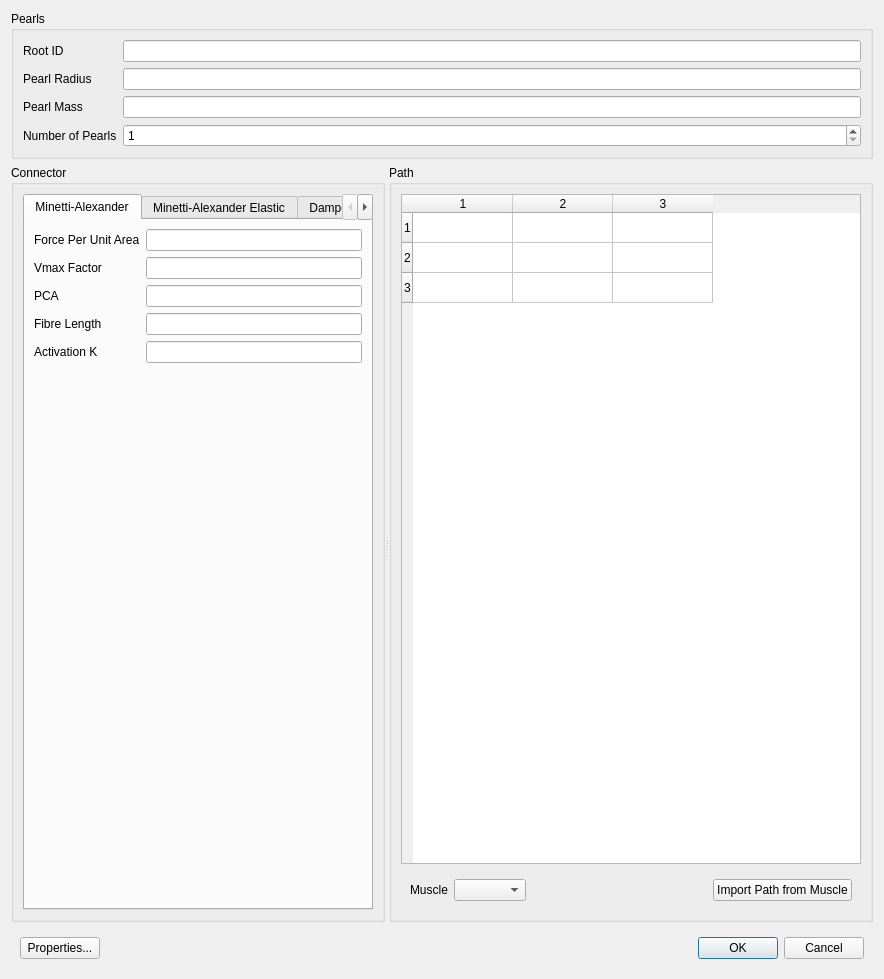
Qt form GaitSymQt/DialogStringOfPearlsBuilder.ui (wol101/GaitSym5) before a commit.
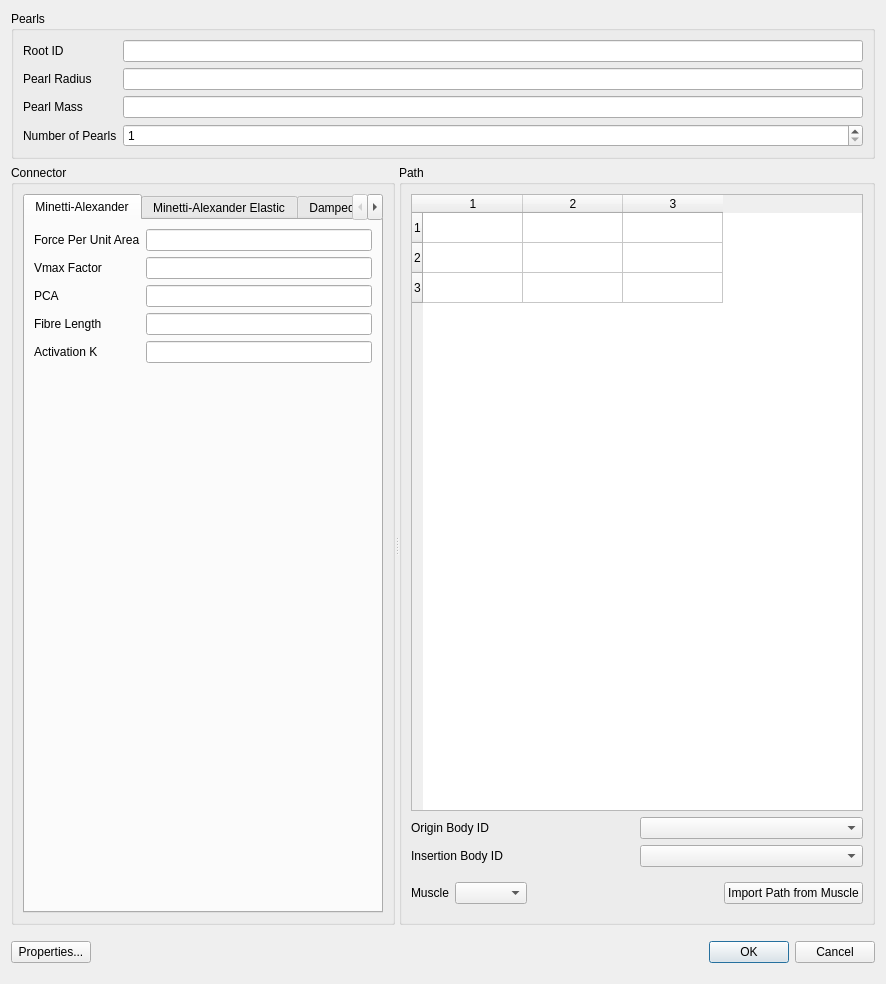
The same form after that commit. Custom widgets are drawn as their Qt base class.

Commit message: StringOfPearlsBuilder added origin and insertion bodies

```diff
--- a/GaitSymQt/DialogStringOfPearlsBuilder.ui
+++ b/GaitSymQt/DialogStringOfPearlsBuilder.ui
@@ -6,8 +6,8 @@
    <rect>
     <x>0</x>
     <y>0</y>
-    <width>884</width>
-    <height>979</height>
+    <width>886</width>
+    <height>984</height>
    </rect>
   </property>
   <property name="windowTitle">
@@ -515,8 +515,59 @@
       <property name="title">
        <string>Path</string>
       </property>
-      <layout class="QGridLayout" name="gridLayout_8">
+      <layout class="QGridLayout" name="gridLayout_3">
+       <item row="0" column="0" colspan="2">
+        <widget class="QTableWidget" name="tableWidget">
+         <property name="sizePolicy">
+          <sizepolicy hsizetype="Minimum" vsizetype="Minimum">
+           <horstretch>0</horstretch>
+           <verstretch>1</verstretch>
+          </sizepolicy>
+         </property>
+         <property name="verticalScrollBarPolicy">
+          <enum>Qt::ScrollBarPolicy::ScrollBarAsNeeded</enum>
+         </property>
+         <property name="horizontalScrollBarPolicy">
+          <enum>Qt::ScrollBarPolicy::ScrollBarAsNeeded</enum>
+         </property>
+         <property name="sizeAdjustPolicy">
+          <enum>QAbstractScrollArea::SizeAdjustPolicy::AdjustIgnored</enum>
+         </property>
+         <property name="rowCount">
+          <number>3</number>
+         </property>
+         <property name="columnCount">
+          <number>3</number>
+         </property>
+         <row/>
+         <row/>
+         <row/>
+         <column/>
+         <column/>
+         <column/>
+        </widget>
+       </item>
        <item row="1" column="0">
+        <widget class="QLabel" name="label_6">
+         <property name="text">
+          <string>Origin Body ID</string>
+         </property>
+        </widget>
+       </item>
+       <item row="1" column="1">
+        <widget class="QComboBox" name="comboBoxOriginBodyID"/>
+       </item>
+       <item row="2" column="0">
+        <widget class="QLabel" name="label_7">
+         <property name="text">
+          <string>Insertion Body ID</string>
+         </property>
+        </widget>
+       </item>
+       <item row="2" column="1">
+        <widget class="QComboBox" name="comboBoxInsertionBodyID"/>
+       </item>
+       <item row="3" column="0" colspan="2">
         <widget class="QWidget" name="widget_2" native="true">
          <property name="sizePolicy">
           <sizepolicy hsizetype="Preferred" vsizetype="Preferred">
@@ -525,6 +576,12 @@
           </sizepolicy>
          </property>
          <layout class="QGridLayout" name="gridLayout_2">
+          <property name="leftMargin">
+           <number>0</number>
+          </property>
+          <property name="rightMargin">
+           <number>0</number>
+          </property>
           <item row="0" column="0">
            <widget class="QLabel" name="label_3">
             <property name="text">
@@ -558,37 +615,6 @@
          </layout>
         </widget>
        </item>
-       <item row="0" column="0">
-        <widget class="QTableWidget" name="tableWidget">
-         <property name="sizePolicy">
-          <sizepolicy hsizetype="Minimum" vsizetype="Minimum">
-           <horstretch>0</horstretch>
-           <verstretch>1</verstretch>
-          </sizepolicy>
-         </property>
-         <property name="verticalScrollBarPolicy">
-          <enum>Qt::ScrollBarPolicy::ScrollBarAsNeeded</enum>
-         </property>
-         <property name="horizontalScrollBarPolicy">
-          <enum>Qt::ScrollBarPolicy::ScrollBarAsNeeded</enum>
-         </property>
-         <property name="sizeAdjustPolicy">
-          <enum>QAbstractScrollArea::SizeAdjustPolicy::AdjustIgnored</enum>
-         </property>
-         <property name="rowCount">
-          <number>3</number>
-         </property>
-         <property name="columnCount">
-          <number>3</number>
-         </property>
-         <row/>
-         <row/>
-         <row/>
-         <column/>
-         <column/>
-         <column/>
-        </widget>
-       </item>
       </layout>
      </widget>
     </widget>
@@ -596,6 +622,12 @@
    <item>
     <widget class="QWidget" name="widget" native="true">
      <layout class="QHBoxLayout" name="horizontalLayout">
+      <property name="leftMargin">
+       <number>0</number>
+      </property>
+      <property name="rightMargin">
+       <number>0</number>
+      </property>
       <item>
        <widget class="QPushButton" name="pushButtonProperties">
         <property name="text">
```
Left out of the diff: 48 changed lines with no effect on the pictures. The commit also changes 1 other file.
